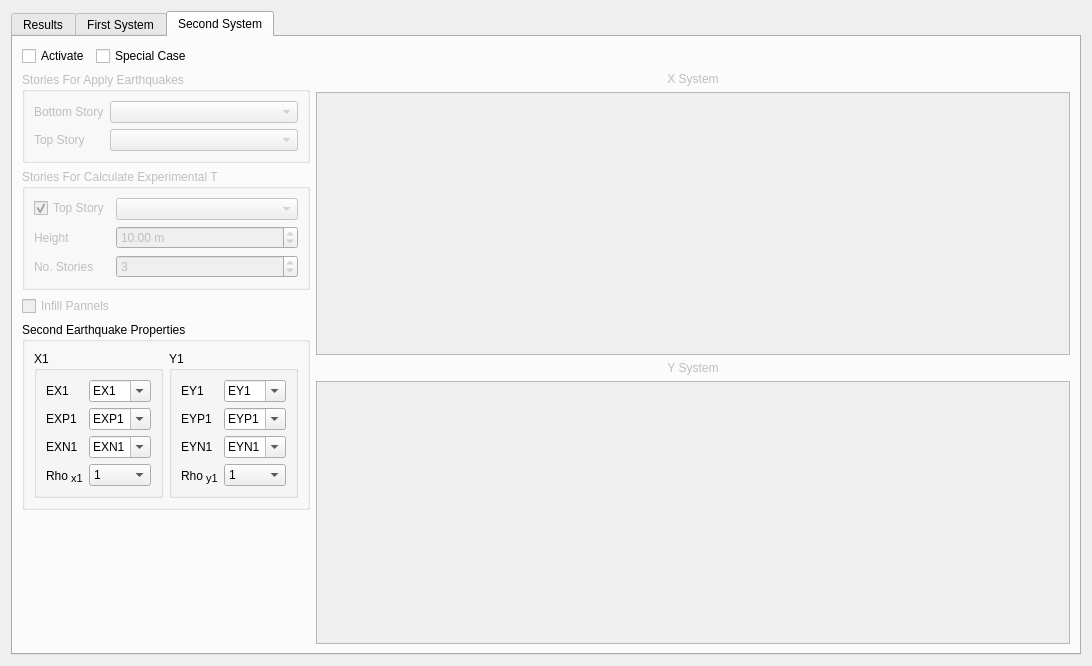
ebrahimraeyat/civilTools, file widgets/earthquake_factor.ui: the form before one commit.
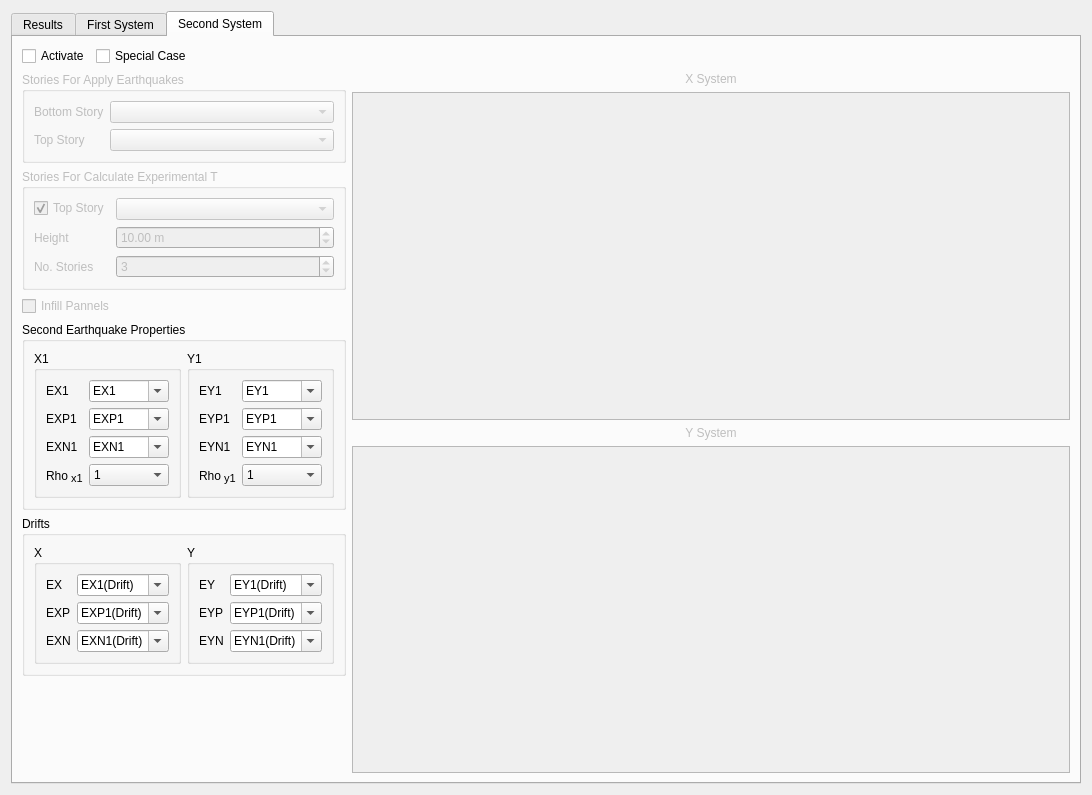
The form after the commit. The open tabs and pages were chosen to show the change. Icons and pictures are not drawn. Custom widgets are drawn as their Qt base class.

Commit message: Add drifts earthquakes names to settings

The edit to the form file:
```diff
--- a/widgets/earthquake_factor.ui
+++ b/widgets/earthquake_factor.ui
@@ -56,7 +56,7 @@
            <property name="orientation">
             <enum>Qt::Horizontal</enum>
            </property>
-           <widget class="QWidget" name="">
+           <widget class="QWidget" name="layoutWidget">
             <layout class="QVBoxLayout" name="verticalLayout_6">
              <item>
               <layout class="QGridLayout" name="gridLayout_2">
@@ -766,6 +766,168 @@
               </item>
              </layout>
             </item>
+            <item>
+             <widget class="QGroupBox" name="second_earthquake_properties_3">
+              <property name="enabled">
+               <bool>true</bool>
+              </property>
+              <property name="title">
+               <string>Drifts</string>
+              </property>
+              <property name="checkable">
+               <bool>false</bool>
+              </property>
+              <property name="checked">
+               <bool>false</bool>
+              </property>
+              <layout class="QHBoxLayout" name="horizontalLayout_15">
+               <item>
+                <widget class="QGroupBox" name="groupBox_13">
+                 <property name="title">
+                  <string>X</string>
+                 </property>
+                 <layout class="QFormLayout" name="formLayout_15">
+                  <item row="0" column="0">
+                   <widget class="QLabel" name="label_63">
+                    <property name="enabled">
+                     <bool>true</bool>
+                    </property>
+                    <property name="text">
+                     <string>EX</string>
+                    </property>
+                   </widget>
+                  </item>
+                  <item row="0" column="1">
+                   <widget class="QComboBox" name="ex_drift_combobox">
+                    <property name="enabled">
+                     <bool>true</bool>
+                    </property>
+                    <property name="editable">
+                     <bool>true</bool>
+                    </property>
+                    <item>
+                     <property name="text">
+                      <string>EX(Drift)</string>
+                     </property>
+                    </item>
+                   </widget>
+                  </item>
+                  <item row="1" column="0">
+                   <widget class="QLabel" name="label_64">
+                    <property name="text">
+                     <string>EXP</string>
+                    </property>
+                   </widget>
+                  </item>
+                  <item row="1" column="1">
+                   <widget class="QComboBox" name="exp_drift_combobox">
+                    <property name="editable">
+                     <bool>true</bool>
+                    </property>
+                    <item>
+                     <property name="text">
+                      <string>EXP(Drift)</string>
+                     </property>
+                    </item>
+                   </widget>
+                  </item>
+                  <item row="2" column="0">
+                   <widget class="QLabel" name="label_65">
+                    <property name="text">
+                     <string>EXN</string>
+                    </property>
+                   </widget>
+                  </item>
+                  <item row="2" column="1">
+                   <widget class="QComboBox" name="exn_drift_combobox">
+                    <property name="editable">
+                     <bool>true</bool>
+                    </property>
+                    <item>
+                     <property name="text">
+                      <string>EXN(Drift)</string>
+                     </property>
+                    </item>
+                   </widget>
+                  </item>
+                 </layout>
+                </widget>
+               </item>
+               <item>
+                <widget class="QGroupBox" name="groupBox_21">
+                 <property name="title">
+                  <string>Y</string>
+                 </property>
+                 <layout class="QFormLayout" name="formLayout_16">
+                  <item row="0" column="0">
+                   <widget class="QLabel" name="label_67">
+                    <property name="enabled">
+                     <bool>true</bool>
+                    </property>
+                    <property name="text">
+                     <string>EY</string>
+                    </property>
+                   </widget>
+                  </item>
+                  <item row="0" column="1">
+                   <widget class="QComboBox" name="ey_drift_combobox">
+                    <property name="enabled">
+                     <bool>true</bool>
+                    </property>
+                    <property name="editable">
+                     <bool>true</bool>
+                    </property>
+                    <item>
+                     <property name="text">
+                      <string>EY(Drift)</string>
+                     </property>
+                    </item>
+                   </widget>
+                  </item>
+                  <item row="1" column="0">
+                   <widget class="QLabel" name="label_68">
+                    <property name="text">
+                     <string>EYP</string>
+                    </property>
+                   </widget>
+                  </item>
+                  <item row="1" column="1">
+                   <widget class="QComboBox" name="eyp_drift_combobox">
+                    <property name="editable">
+                     <bool>true</bool>
+                    </property>
+                    <item>
+                     <property name="text">
+                      <string>EYP(Drift)</string>
+                     </property>
+                    </item>
+                   </widget>
+                  </item>
+                  <item row="2" column="0">
+                   <widget class="QLabel" name="label_69">
+                    <property name="text">
+                     <string>EYN</string>
+                    </property>
+                   </widget>
+                  </item>
+                  <item row="2" column="1">
+                   <widget class="QComboBox" name="eyn_drift_combobox">
+                    <property name="editable">
+                     <bool>true</bool>
+                    </property>
+                    <item>
+                     <property name="text">
+                      <string>EYN(Drift)</string>
+                     </property>
+                    </item>
+                   </widget>
+                  </item>
+                 </layout>
+                </widget>
+               </item>
+              </layout>
+             </widget>
+            </item>
             <item>
              <spacer name="verticalSpacer">
               <property name="orientation">
@@ -1269,6 +1431,198 @@
                </layout>
               </widget>
              </item>
+             <item>
+              <widget class="QGroupBox" name="second_earthquake_properties_drifts">
+               <property name="enabled">
+                <bool>true</bool>
+               </property>
+               <property name="title">
+                <string>Drifts</string>
+               </property>
+               <property name="checkable">
+                <bool>false</bool>
+               </property>
+               <property name="checked">
+                <bool>false</bool>
+               </property>
+               <layout class="QHBoxLayout" name="horizontalLayout_17">
+                <item>
+                 <widget class="QGroupBox" name="second_system_drift_group_x">
+                  <property name="enabled">
+                   <bool>true</bool>
+                  </property>
+                  <property name="title">
+                   <string>X</string>
+                  </property>
+                  <layout class="QFormLayout" name="formLayout_17">
+                   <item row="0" column="0">
+                    <widget class="QLabel" name="label_22">
+                     <property name="enabled">
+                      <bool>true</bool>
+                     </property>
+                     <property name="text">
+                      <string>EX</string>
+                     </property>
+                    </widget>
+                   </item>
+                   <item row="0" column="1">
+                    <widget class="QComboBox" name="ex1_drift_combobox">
+                     <property name="enabled">
+                      <bool>true</bool>
+                     </property>
+                     <property name="editable">
+                      <bool>true</bool>
+                     </property>
+                     <item>
+                      <property name="text">
+                       <string>EX1(Drift)</string>
+                      </property>
+                     </item>
+                    </widget>
+                   </item>
+                   <item row="1" column="0">
+                    <widget class="QLabel" name="label_74">
+                     <property name="enabled">
+                      <bool>true</bool>
+                     </property>
+                     <property name="text">
+                      <string>EXP</string>
+                     </property>
+                    </widget>
+                   </item>
+                   <item row="1" column="1">
+                    <widget class="QComboBox" name="exp1_drift_combobox">
+                     <property name="enabled">
+                      <bool>true</bool>
+                     </property>
+                     <property name="editable">
+                      <bool>true</bool>
+                     </property>
+                     <item>
+                      <property name="text">
+                       <string>EXP1(Drift)</string>
+                      </property>
+                     </item>
+                    </widget>
+                   </item>
+                   <item row="2" column="0">
+                    <widget class="QLabel" name="label_75">
+                     <property name="enabled">
+                      <bool>true</bool>
+                     </property>
+                     <property name="text">
+                      <string>EXN</string>
+                     </property>
+                    </widget>
+                   </item>
+                   <item row="2" column="1">
+                    <widget class="QComboBox" name="exn1_drift_combobox">
+                     <property name="enabled">
+                      <bool>true</bool>
+                     </property>
+                     <property name="editable">
+                      <bool>true</bool>
+                     </property>
+                     <item>
+                      <property name="text">
+                       <string>EXN1(Drift)</string>
+                      </property>
+                     </item>
+                    </widget>
+                   </item>
+                  </layout>
+                 </widget>
+                </item>
+                <item>
+                 <widget class="QGroupBox" name="second_system_drift_group_y">
+                  <property name="enabled">
+                   <bool>true</bool>
+                  </property>
+                  <property name="title">
+                   <string>Y</string>
+                  </property>
+                  <layout class="QFormLayout" name="formLayout_18">
+                   <item row="0" column="0">
+                    <widget class="QLabel" name="label_77">
+                     <property name="enabled">
+                      <bool>true</bool>
+                     </property>
+                     <property name="text">
+                      <string>EY</string>
+                     </property>
+                    </widget>
+                   </item>
+                   <item row="0" column="1">
+                    <widget class="QComboBox" name="ey1_drift_combobox">
+                     <property name="enabled">
+                      <bool>true</bool>
+                     </property>
+                     <property name="editable">
+                      <bool>true</bool>
+                     </property>
+                     <item>
+                      <property name="text">
+                       <string>EY1(Drift)</string>
+                      </property>
+                     </item>
+                    </widget>
+                   </item>
+                   <item row="1" column="0">
+                    <widget class="QLabel" name="label_78">
+                     <property name="enabled">
+                      <bool>true</bool>
+                     </property>
+                     <property name="text">
+                      <string>EYP</string>
+                     </property>
+                    </widget>
+                   </item>
+                   <item row="1" column="1">
+                    <widget class="QComboBox" name="eyp1_drift_combobox">
+                     <property name="enabled">
+                      <bool>true</bool>
+                     </property>
+                     <property name="editable">
+                      <bool>true</bool>
+                     </property>
+                     <item>
+                      <property name="text">
+                       <string>EYP1(Drift)</string>
+                      </property>
+                     </item>
+                    </widget>
+                   </item>
+                   <item row="2" column="0">
+                    <widget class="QLabel" name="label_79">
+                     <property name="enabled">
+                      <bool>true</bool>
+                     </property>
+                     <property name="text">
+                      <string>EYN</string>
+                     </property>
+                    </widget>
+                   </item>
+                   <item row="2" column="1">
+                    <widget class="QComboBox" name="eyn1_drift_combobox">
+                     <property name="enabled">
+                      <bool>true</bool>
+                     </property>
+                     <property name="editable">
+                      <bool>true</bool>
+                     </property>
+                     <item>
+                      <property name="text">
+                       <string>EYN1(Drift)</string>
+                      </property>
+                     </item>
+                    </widget>
+                   </item>
+                  </layout>
+                 </widget>
+                </item>
+               </layout>
+              </widget>
+             </item>
              <item>
               <spacer name="verticalSpacer_2">
                <property name="orientation">
```
The commit also changes 6 other files.
